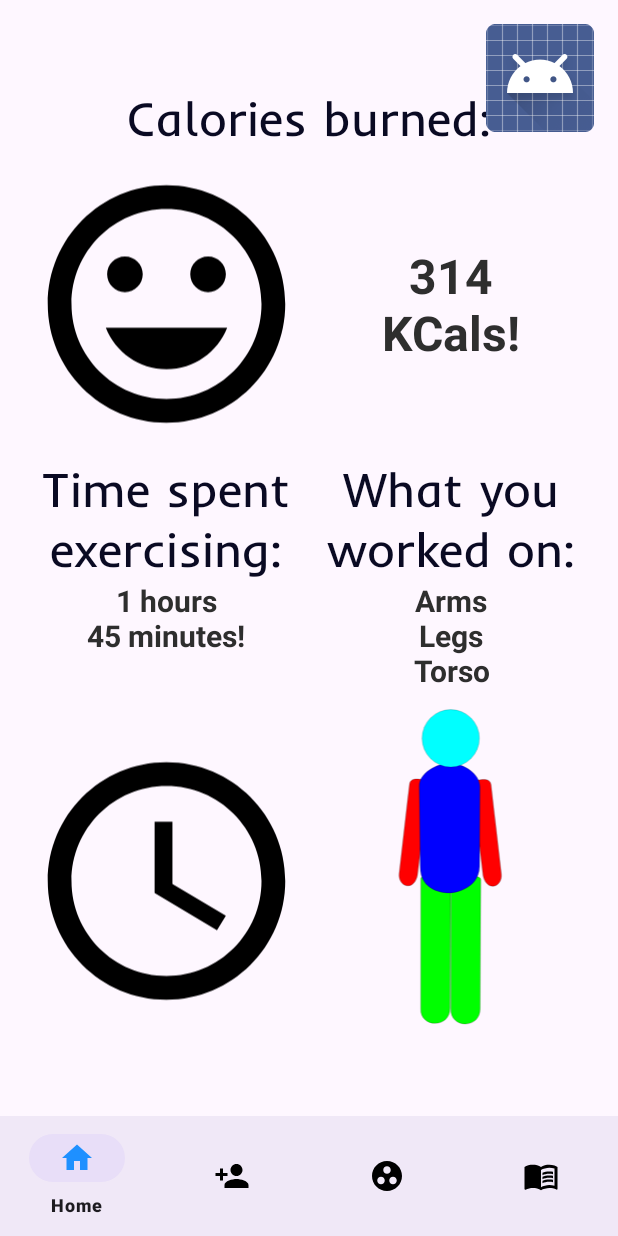
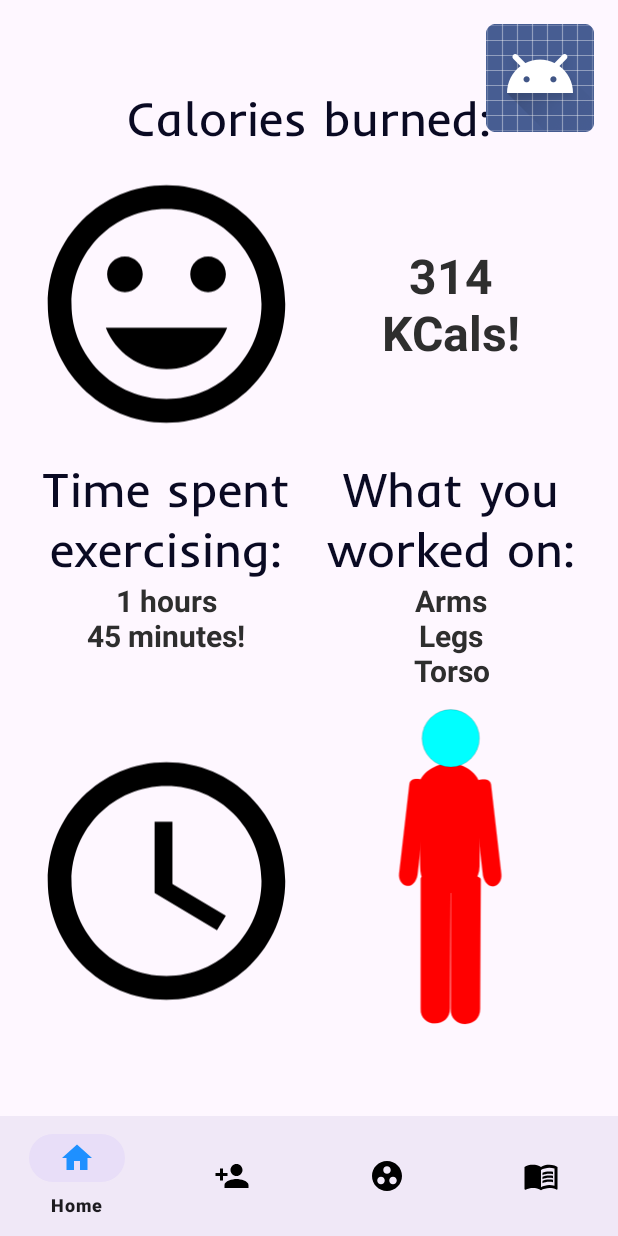
Before and after one commit to ProbatusVir/PixelFit, an Android app: the FirstFragment screen opened through its navigation route, on a phone screen of 412 x 824 dp. Run offline under Robolectric (Android 15) with nearby library versions, the phone set to English and light mode, and no system bars; our stand-ins replace navigation-ui; network calls fail.

Commit message:
Got the lil guy to change color

```diff
--- a/app/src/main/java/com/example/myapplication/FirstFragment.kt
+++ b/app/src/main/java/com/example/myapplication/FirstFragment.kt
@@ -1,7 +1,11 @@
 package com.example.myapplication
 
-import GuyFactory
-import android.graphics.drawable.VectorDrawable
+import ActiveUser
+import ActiveUser.partsWorked
+import android.graphics.Color
+import android.graphics.PorterDuff
+import android.graphics.drawable.Drawable
+import android.graphics.drawable.LayerDrawable
 import android.os.Bundle
 import androidx.fragment.app.Fragment
 import android.view.LayoutInflater
@@ -10,7 +14,6 @@ import android.view.ViewGroup
 import android.widget.ImageView
 import android.widget.TextView
 import com.example.myapplication.databinding.FragmentFirstBinding
-import java.io.File
 
 /**
  * A simple [Fragment] subclass as the default destination in the navigation.
@@ -40,7 +43,7 @@ class FirstFragment : Fragment() {
     private fun initFitnessHub(view : View)
     {
         updateText(view)
-        //updateModel(view)
+        updateModel(view)
     }
 
     private fun updateText(view : View)
@@ -56,23 +59,29 @@ class FirstFragment : Fragment() {
 
     private fun updateModel(view : View)
     {
-        val context = activity?.applicationContext
-        val dir = context?.filesDir
+        val context = activity!!.applicationContext
 
-        val file = File(dir, GuyFactory.FILE_NAME)
-        val factory = GuyFactory()
+        if (context != null) {
 
-        factory.saveToFile(file)
-        val guy : ImageView = view.findViewById(R.id.fitness_model)
+            val guy = view.findViewById<ImageView>(R.id.fitness_model).drawable as LayerDrawable
+            val arms = guy.findDrawableByLayerId(R.id.fitness_arms)
+            val legs = guy.findDrawableByLayerId(R.id.fitness_legs)
+            val torso = guy.findDrawableByLayerId(R.id.fitness_torso)
+            val head = guy.findDrawableByLayerId(R.id.fitness_head)
 
-        //File peek
-        var a : String = ""
-        for (line in file.readLines())
-            a += line
+            setBodyPartColor(arms, ActiveUser.Parts.Arms)
+            setBodyPartColor(legs, ActiveUser.Parts.Legs)
+            setBodyPartColor(torso, ActiveUser.Parts.Torso)
+            setBodyPartColor(head, ActiveUser.Parts.Head)
+        }
+    }
 
-
-        val theDraw = VectorDrawable.createFromPath(file.path)
-        guy.setImageDrawable(theDraw)
+    private fun setBodyPartColor(layer : Drawable, part : ActiveUser.Parts)
+    {
+        if (partsWorked[part.ordinal])
+            layer.setTint(Color.RED)
+        else
+            layer.setTintMode(PorterDuff.Mode.SRC_IN)
     }
 
     override fun onDestroyView() {
--- /dev/null
+++ b/app/src/main/res/drawable/fitness_model_arms.xml
@@ -0,0 +1,21 @@
+<vector xmlns:android="http://schemas.android.com/apk/res/android"
+    android:width="210dp"
+    android:height="297dp"
+    android:viewportWidth="210"
+    android:viewportHeight="297">
+
+
+  <path
+      android:pathData="M72.11,72.87 L64.08,142.68c-0.57,4.87 2.27,9.15 6.01,9.55 3.92,0.42 7.12,-2.71 8.26,-8.45l8.28,-69.49c1.29,-4.73 -3.63,-4.97 -6.37,-5.31 -2.99,-0.38 -7.44,-0.69 -8.16,3.89z"
+      android:strokeWidth="0.18492"
+      android:fillColor="@color/arms"
+      android:strokeColor="#000000"
+      android:name="left_arm"/>
+  <path
+      android:pathData="m135.91,73.19 l8.03,69.81c0.57,4.87 -2.27,9.15 -6.01,9.55 -3.92,0.42 -7.12,-2.71 -8.26,-8.45l-8.28,-69.49c-1.29,-4.73 3.63,-4.97 6.37,-5.31 2.99,-0.38 7.44,-0.69 8.16,3.89z"
+      android:strokeWidth="0.18492"
+      android:fillColor="@color/arms"
+      android:strokeColor="#000000"
+      android:name="right_arm"/>
+
+</vector>
--- /dev/null
+++ b/app/src/main/res/drawable/fitness_model_body.xml
@@ -0,0 +1,11 @@
+<?xml version="1.0" encoding="utf-8"?>
+<layer-list xmlns:android="http://schemas.android.com/apk/res/android">
+    <item android:id="@+id/fitness_legs"
+          android:drawable="@drawable/fitness_model_legs"/>
+    <item android:id="@+id/fitness_arms"
+          android:drawable="@drawable/fitness_model_arms"/>
+    <item android:id="@+id/fitness_torso"
+          android:drawable="@drawable/fitness_model_torso"/>
+    <item android:id="@+id/fitness_head"
+          android:drawable="@drawable/fitness_model_head"/>
+</layer-list>
--- /dev/null
+++ b/app/src/main/res/drawable/fitness_model_head.xml
@@ -0,0 +1,12 @@
+<vector xmlns:android="http://schemas.android.com/apk/res/android"
+    android:width="210dp"
+    android:height="297dp"
+    android:viewportWidth="210"
+    android:viewportHeight="297">
+  <path
+      android:pathData="M104.39,36.93m-22.44,0a22.44,22.44 0,1 1,44.88 0a22.44,22.44 0,1 1,-44.88 0"
+      android:strokeWidth="0.120413"
+      android:fillColor="@color/head"
+      android:strokeColor="#000000"
+      android:name="head"/>
+</vector>
--- /dev/null
+++ b/app/src/main/res/drawable/fitness_model_legs.xml
@@ -0,0 +1,19 @@
+<vector xmlns:android="http://schemas.android.com/apk/res/android"
+    android:width="210dp"
+    android:height="297dp"
+    android:viewportWidth="210"
+    android:viewportHeight="297">
+  <!-- legs -->
+  <path
+      android:name="left_leg"
+      android:pathData="m80.97,146.71c0.07,-4.63 23.33,-4.25 23.33,0.09l-0.52,101.15c0,7.5 -5.23,11.86 -11.76,11.81 -5.85,-0.05 -11.48,-4.15 -11.08,-11.49z"
+      android:strokeWidth="0.165043"
+      android:fillColor="@color/legs"
+      android:strokeColor="#000000"/>
+  <path
+      android:pathData="m104.55,147.19c0.07,-4.63 23.33,-4.25 23.33,0.09l-0.52,101.15c0,7.5 -5.23,11.86 -11.76,11.81 -5.85,-0.05 -11.48,-4.15 -11.08,-11.49z"
+      android:strokeWidth="0.165043"
+      android:fillColor="@color/legs"
+      android:strokeColor="#000000"
+      android:name="right_leg"/>
+</vector>
--- /dev/null
+++ b/app/src/main/res/drawable/fitness_model_torso.xml
@@ -0,0 +1,12 @@
+<vector xmlns:android="http://schemas.android.com/apk/res/android"
+    android:width="210dp"
+    android:height="297dp"
+    android:viewportWidth="210"
+    android:viewportHeight="297">
+  <path
+      android:pathData="m80.55,137.08c-0.3,21.84 23.34,20.74 23.34,20.74 0,0 22.34,-1.3 23.04,-20.74l0.3,-62.11c0,-10.52 -13.21,-18.24 -23.04,-18.43 -10.12,-0.2 -24.54,7.21 -24.44,18.03z"
+      android:strokeWidth="0.18492"
+      android:fillColor="@color/torso"
+      android:strokeColor="#000000"
+      android:name="torso"/>
+</vector>
--- a/app/src/main/res/layout/fragment_first.xml
+++ b/app/src/main/res/layout/fragment_first.xml
@@ -105,7 +105,7 @@
                         android:contentDescription="@string/description_clock_placeholder"/>
                 <ImageView
                         android:layout_weight="1"
-                        android:src="@drawable/fitness_parts_model"
+                        android:src="@drawable/fitness_model_body"
                         android:layout_width="1dp"
                         android:layout_height="match_parent" android:id="@+id/fitness_model"
                         android:contentDescription="@string/description_fitness_parts_model"/>
```
